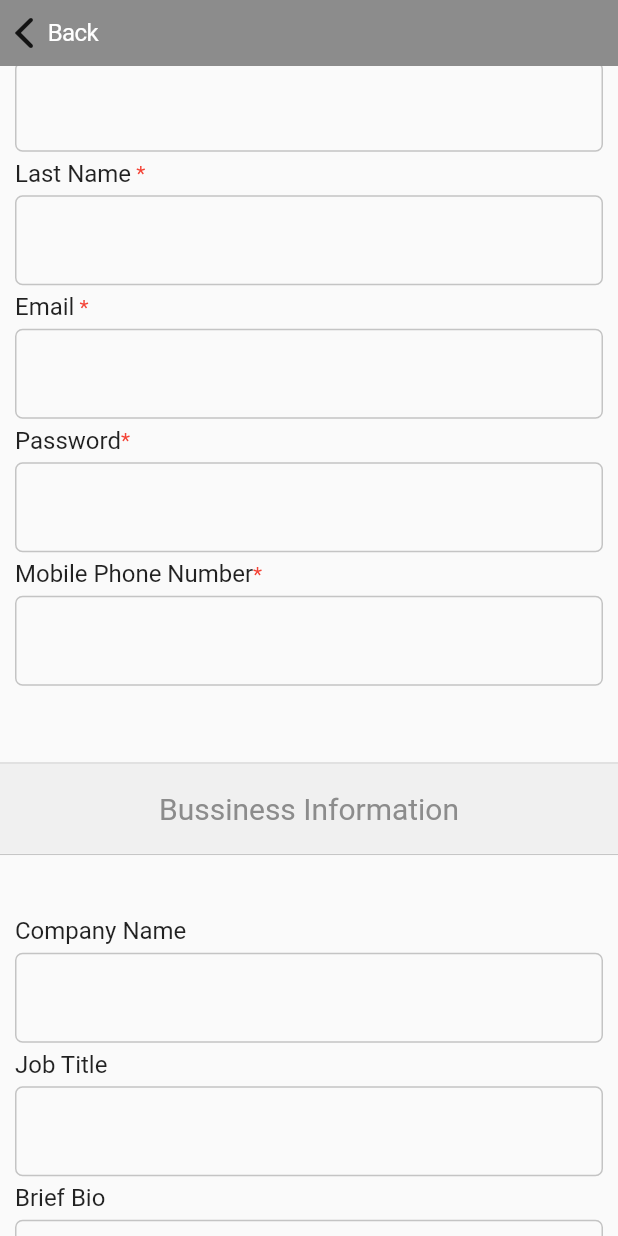
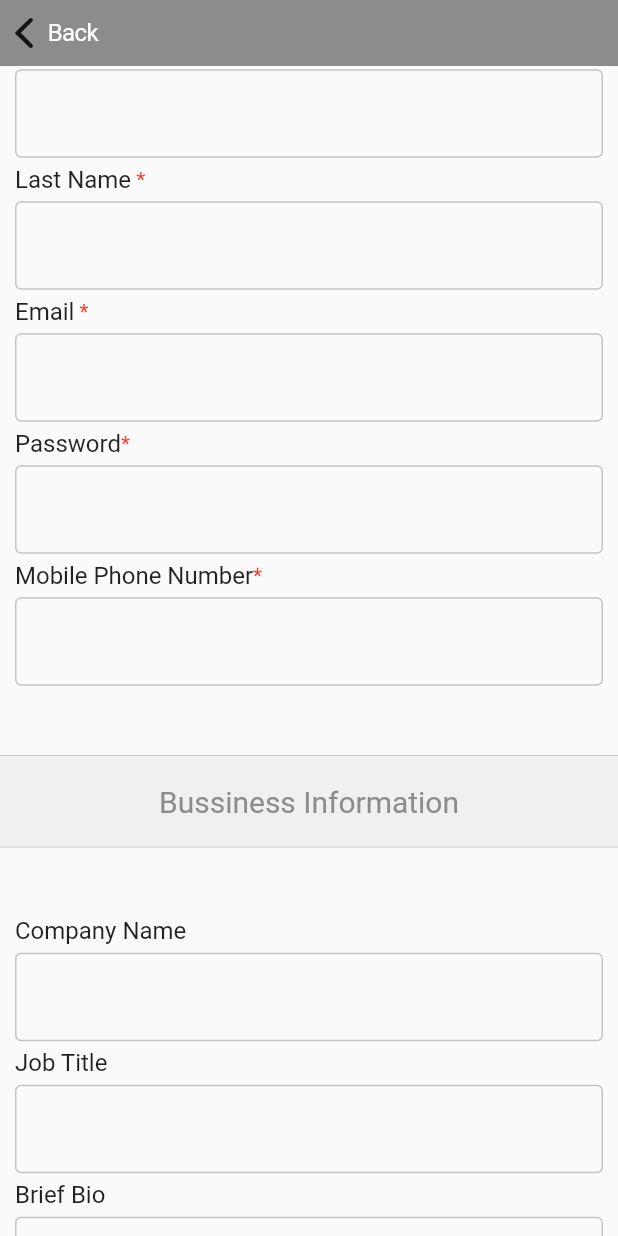
Before and after one commit to netopaez97/felaban, a Flutter app: the ProfileUserView screen opened by its route, scrolled down 576 dp, on a phone screen of 412 x 824 dp. Run offline on Flutter 3.47's test engine with Material 2 defaults, Android fonts, the phone set to English and light mode, and no system bars; our stand-ins replace font_awesome_flutter.

Commit message:
Arreglo image en profileView y finalziación de esta vista

```diff
--- a/lib/pages/menu_loged/perfil_usuario.dart
+++ b/lib/pages/menu_loged/perfil_usuario.dart
@@ -16,6 +16,7 @@ class _ProfileUserViewState extends State<ProfileUserView> {
   bool profileState = false;
   GlobalKey<FormState> _formKey = GlobalKey<FormState>();
   int detalles = 0;
+  double _margenesDeTextos = 5;
 
   Widget _personalInformation(){
     return Column(
@@ -33,17 +34,11 @@ class _ProfileUserViewState extends State<ProfileUserView> {
           padding: EdgeInsets.symmetric(horizontal: 10),
           child: Column(
             children: <Widget>[
-              Row(children: <Widget>[Text("First Name", style: TextStyle(fontSize: 16),), Text(" *", style: TextStyle(color: Colors.red),)],),
               Container(
-                decoration: BoxDecoration(
-                  border: Border.all(
-                    color: Color(0xffC4C4C4)
+                margin: EdgeInsets.symmetric(vertical: _margenesDeTextos),
+                child: Row(children: <Widget>[Text("First Name", style: TextStyle(fontSize: 16),), Text(" *", style: TextStyle(color: Colors.red),)],),
               ),
-                  borderRadius: BorderRadius.all(Radius.circular(5)),
-                ),
-                margin: EdgeInsets.symmetric(vertical: 5),
-                padding: EdgeInsets.all(5),
-                child: TextFormField(
+              TextFormField(
                 textCapitalization: TextCapitalization.sentences,
                 keyboardType: TextInputType.text,
                 validator: (String value){
@@ -52,24 +47,20 @@ class _ProfileUserViewState extends State<ProfileUserView> {
                   return null;
                 },
                 decoration: InputDecoration(
-                    border: InputBorder.none
+                  border: OutlineInputBorder(),
+                  enabledBorder: OutlineInputBorder(
+                    borderSide: BorderSide(color: Color(0xffC4C4C4))
+                  )
                 ),
                 onSaved: (value){
 
                 },
               ),
+              Container(
+                margin: EdgeInsets.symmetric(vertical: _margenesDeTextos),
+                child:Row(children: <Widget>[Text("Last Name", style: TextStyle(fontSize: 16),), Text(" *", style: TextStyle(color: Colors.red),)],),
               ),
-              Row(children: <Widget>[Text("Last Name", style: TextStyle(fontSize: 16),), Text(" *", style: TextStyle(color: Colors.red),)],),
-              Container(
-                decoration: BoxDecoration(
-                  border: Border.all(
-                    color: Color(0xffC4C4C4)
-                  ),
-                  borderRadius: BorderRadius.all(Radius.circular(5)),
-                ),
-                margin: EdgeInsets.symmetric(vertical: 5),
-                padding: EdgeInsets.all(5),
-                child: TextFormField(
+              TextFormField(
                 textCapitalization: TextCapitalization.sentences,
                 validator: (String value){
                   if(value.length < 5)
@@ -77,24 +68,20 @@ class _ProfileUserViewState extends State<ProfileUserView> {
                   return null;
                 },
                 decoration: InputDecoration(
-                    border: InputBorder.none
+                  border: OutlineInputBorder(),
+                  enabledBorder: OutlineInputBorder(
+                    borderSide: BorderSide(color: Color(0xffC4C4C4))
+                  )
                 ),
                 onSaved: (value){
 
                 },
               ),
+              Container(
+                margin: EdgeInsets.symmetric(vertical: _margenesDeTextos),
+                child:Row(children: <Widget>[Text("Email", style: TextStyle(fontSize: 16),), Text(" *", style: TextStyle(color: Colors.red),)],),
               ),
-              Row(children: <Widget>[Text("Email", style: TextStyle(fontSize: 16),), Text(" *", style: TextStyle(color: Colors.red),)],),
-              Container(
-                decoration: BoxDecoration(
-                  border: Border.all(
-                    color: Color(0xffC4C4C4)
-                  ),
-                  borderRadius: BorderRadius.all(Radius.circular(5)),
-                ),
-                margin: EdgeInsets.symmetric(vertical: 5),
-                padding: EdgeInsets.all(5),
-                child: TextFormField(
+              TextFormField(
                 keyboardType: TextInputType.emailAddress,
                 validator: (String value){
                   if(value.length < 5)
@@ -102,24 +89,20 @@ class _ProfileUserViewState extends State<ProfileUserView> {
                   return null;
                 },
                 decoration: InputDecoration(
-                    border: InputBorder.none
+                  border: OutlineInputBorder(),
+                  enabledBorder: OutlineInputBorder(
+                    borderSide: BorderSide(color: Color(0xffC4C4C4))
+                  )
                 ),
                 onSaved: (value){
 
                 },
               ),
+              Container(
+                margin: EdgeInsets.symmetric(vertical: _margenesDeTextos),
+                child:Row(children: <Widget>[Text("Password", style: TextStyle(fontSize: 16),), Text("*", style: TextStyle(color: Colors.red),)],),
               ),
-              Row(children: <Widget>[Text("Password", style: TextStyle(fontSize: 16),), Text("*", style: TextStyle(color: Colors.red),)],),
-              Container(
-                decoration: BoxDecoration(
-                  border: Border.all(
-                    color: Color(0xffC4C4C4)
-                  ),
-                  borderRadius: BorderRadius.all(Radius.circular(5)),
-                ),
-                margin: EdgeInsets.symmetric(vertical: 5),
-                padding: EdgeInsets.all(5),
-                child: TextFormField(
+              TextFormField(
                 obscureText: true,
                 validator: (String value){
                   if(value.length < 5)
@@ -127,24 +110,19 @@ class _ProfileUserViewState extends State<ProfileUserView> {
                   return null;
                 },
                 decoration: InputDecoration(
-                    border: InputBorder.none
+                  border: OutlineInputBorder(),
+                  enabledBorder: OutlineInputBorder(
+                    borderSide: BorderSide(color: Color(0xffC4C4C4))
+                  )
                 ),
                 onSaved: (value){
 
                 },
               ),
-              ),
-              Row(children: <Widget>[Text("Mobile Phone Number", style: TextStyle(fontSize: 16),), Text("*", style: TextStyle(color: Colors.red),)],),
               Container(
-                decoration: BoxDecoration(
-                  border: Border.all(
-                    color: Color(0xffC4C4C4)
-                  ),
-                  borderRadius: BorderRadius.all(Radius.circular(5)),
-                ),
-                margin: EdgeInsets.symmetric(vertical: 5),
-                padding: EdgeInsets.all(5),
-                child: TextFormField(
+                margin: EdgeInsets.symmetric(vertical: _margenesDeTextos),
+                child: Row(children: <Widget>[Text("Mobile Phone Number", style: TextStyle(fontSize: 16),), Text("*", style: TextStyle(color: Colors.red),)],),
+              ),TextFormField(
                 keyboardType: TextInputType.number,
                 validator: (String value){
                   if(value.length < 5)
@@ -152,12 +130,14 @@ class _ProfileUserViewState extends State<ProfileUserView> {
                   return null;
                 },
                 decoration: InputDecoration(
-                    border: InputBorder.none
+                  border: OutlineInputBorder(),
+                  enabledBorder: OutlineInputBorder(
+                    borderSide: BorderSide(color: Color(0xffC4C4C4))
+                  )
                 ),
                 onSaved: (value){
 
                 },
-                ),
               ),
               SizedBox(
                 height: 46,
@@ -185,41 +165,30 @@ class _ProfileUserViewState extends State<ProfileUserView> {
           padding: EdgeInsets.symmetric(horizontal: 10),
           child: Column(
             children: <Widget>[
-              Row(children: <Widget>[Text("Company Name", style: TextStyle(fontSize: 16),), Text("", style: TextStyle(color: Colors.red),)],),
               Container(
-                decoration: BoxDecoration(
-                  border: Border.all(
-                    color: Color(0xffC4C4C4)
+                margin: EdgeInsets.symmetric(vertical: _margenesDeTextos),
+                child:Row(children: <Widget>[Text("Company Name", style: TextStyle(fontSize: 16),), Text("", style: TextStyle(color: Colors.red),)],),
               ),
-                  borderRadius: BorderRadius.all(Radius.circular(5)),
-                ),
-                margin: EdgeInsets.symmetric(vertical: 5),
-                padding: EdgeInsets.all(5),
-                child: TextFormField(
+              TextFormField(
                 textCapitalization: TextCapitalization.words,
                 keyboardType: TextInputType.text,
                 validator: (String value){
                   return null;
                 },
                 decoration: InputDecoration(
-                    border: InputBorder.none
+                  border: OutlineInputBorder(),
+                  enabledBorder: OutlineInputBorder(
+                    borderSide: BorderSide(color: Color(0xffC4C4C4))
+                  )
                 ),
                 onSaved: (value){
 
                 },
               ),
-              ),
-              Row(children: <Widget>[Text("Job Title", style: TextStyle(fontSize: 16),), Text("", style: TextStyle(color: Colors.red),)],),
               Container(
-                decoration: BoxDecoration(
-                  border: Border.all(
-                    color: Color(0xffC4C4C4)
-                  ),
-                  borderRadius: BorderRadius.all(Radius.circular(5)),
-                ),
-                margin: EdgeInsets.symmetric(vertical: 5),
-                padding: EdgeInsets.all(5),
-                child: TextFormField(
+                margin: EdgeInsets.symmetric(vertical: _margenesDeTextos),
+                child:Row(children: <Widget>[Text("Job Title", style: TextStyle(fontSize: 16),), Text("", style: TextStyle(color: Colors.red),)],),
+              ),TextFormField(
                 textCapitalization: TextCapitalization.words,
                 validator: (String value){
                   if(value.length < 5)
@@ -227,24 +196,20 @@ class _ProfileUserViewState extends State<ProfileUserView> {
                   return null;
                 },
                 decoration: InputDecoration(
-                    border: InputBorder.none
+                  border: OutlineInputBorder(),
+                  enabledBorder: OutlineInputBorder(
+                    borderSide: BorderSide(color: Color(0xffC4C4C4))
+                  )
                 ),
                 onSaved: (value){
 
                 },
               ),
+              Container(
+                margin: EdgeInsets.symmetric(vertical: _margenesDeTextos),
+                child:Row(children: <Widget>[Text("Brief Bio", style: TextStyle(fontSize: 16),), Text("", style: TextStyle(color: Colors.red),)],),
               ),
-              Row(children: <Widget>[Text("Brief Bio", style: TextStyle(fontSize: 16),), Text("", style: TextStyle(color: Colors.red),)],),
-              Container(
-                decoration: BoxDecoration(
-                  border: Border.all(
-                    color: Color(0xffC4C4C4)
-                  ),
-                  borderRadius: BorderRadius.all(Radius.circular(5)),
-                ),
-                margin: EdgeInsets.symmetric(vertical: 5),
-                padding: EdgeInsets.all(5),
-                child: TextFormField(
+              TextFormField(
                 keyboardType: TextInputType.multiline,
                 textCapitalization: TextCapitalization.sentences,
                 maxLines: 4,
@@ -254,47 +219,39 @@ class _ProfileUserViewState extends State<ProfileUserView> {
                   return null;
                 },
                 decoration: InputDecoration(
-                    border: InputBorder.none
+                  border: OutlineInputBorder(),
+                  enabledBorder: OutlineInputBorder(
+                    borderSide: BorderSide(color: Color(0xffC4C4C4))
+                  )
                 ),
                 onSaved: (value){
 
                 },
               ),
+              Container(
+                margin: EdgeInsets.symmetric(vertical: _margenesDeTextos),
+                child:Row(children: <Widget>[Text("Work Phone", style: TextStyle(fontSize: 16),), Text("", style: TextStyle(color: Colors.red),)],),
               ),
-              Row(children: <Widget>[Text("Work Phone", style: TextStyle(fontSize: 16),), Text("", style: TextStyle(color: Colors.red),)],),
-              Container(
-                decoration: BoxDecoration(
-                  border: Border.all(
-                    color: Color(0xffC4C4C4)
-                  ),
-                  borderRadius: BorderRadius.all(Radius.circular(5)),
-                ),
-                margin: EdgeInsets.symmetric(vertical: 5),
-                padding: EdgeInsets.all(5),
-                child: TextFormField(
+              TextFormField(
                 keyboardType: TextInputType.number,
                 validator: (String value){
                   return null;
                 },
                 decoration: InputDecoration(
-                    border: InputBorder.none
+                  border: OutlineInputBorder(),
+                  enabledBorder: OutlineInputBorder(
+                    borderSide: BorderSide(color: Color(0xffC4C4C4))
+                  )
                 ),
                 onSaved: (value){
 
                 },
               ),
+              Container(
+                margin: EdgeInsets.symmetric(vertical: _margenesDeTextos),
+                child:Row(children: <Widget>[Text("City", style: TextStyle(fontSize: 16),), Text("", style: TextStyle(color: Colors.red),)],),
               ),
-              Row(children: <Widget>[Text("City", style: TextStyle(fontSize: 16),), Text("", style: TextStyle(color: Colors.red),)],),
-              Container(
-                decoration: BoxDecoration(
-                  border: Border.all(
-                    color: Color(0xffC4C4C4)
-                  ),
-                  borderRadius: BorderRadius.all(Radius.circular(5)),
-                ),
-                margin: EdgeInsets.symmetric(vertical: 5),
-                padding: EdgeInsets.all(5),
-                child: TextFormField(
+              TextFormField(
                 textCapitalization: TextCapitalization.words,
                 validator: (String value){
                   if(value.length < 5)
@@ -302,24 +259,20 @@ class _ProfileUserViewState extends State<ProfileUserView> {
                   return null;
                 },
                 decoration: InputDecoration(
-                    border: InputBorder.none
+                  border: OutlineInputBorder(),
+                  enabledBorder: OutlineInputBorder(
+                    borderSide: BorderSide(color: Color(0xffC4C4C4))
+                  )
                 ),
                 onSaved: (value){
 
                 },
               ),
+              Container(
+                margin: EdgeInsets.symmetric(vertical: _margenesDeTextos),
+                child: Row(children: <Widget>[Text("Country", style: TextStyle(fontSize: 16),), Text("", style: TextStyle(color: Colors.red),)],),
               ),
-              Row(children: <Widget>[Text("Country", style: TextStyle(fontSize: 16),), Text("", style: TextStyle(color: Colors.red),)],),
-              Container(
-                decoration: BoxDecoration(
-                  border: Border.all(
-                    color: Color(0xffC4C4C4)
-                  ),
-                  borderRadius: BorderRadius.all(Radius.circular(5)),
-                ),
-                margin: EdgeInsets.symmetric(vertical: 5),
-                padding: EdgeInsets.all(5),
-                child: TextFormField(
+              TextFormField(
                 textCapitalization: TextCapitalization.words,
                 validator: (String value){
                   if(value.length < 5)
@@ -327,24 +280,20 @@ class _ProfileUserViewState extends State<ProfileUserView> {
                   return null;
                 },
                 decoration: InputDecoration(
-                    border: InputBorder.none
+                  border: OutlineInputBorder(),
+                  enabledBorder: OutlineInputBorder(
+                    borderSide: BorderSide(color: Color(0xffC4C4C4))
+                  )
                 ),
                 onSaved: (value){
 
                 },
               ),
+              Container(
+                margin: EdgeInsets.symmetric(vertical: _margenesDeTextos),
+                child:Row(children: <Widget>[Text("Website", style: TextStyle(fontSize: 16),), Text("", style: TextStyle(color: Colors.red),)],),
               ),
-              Row(children: <Widget>[Text("Website", style: TextStyle(fontSize: 16),), Text("", style: TextStyle(color: Colors.red),)],),
-              Container(
-                decoration: BoxDecoration(
-                  border: Border.all(
-                    color: Color(0xffC4C4C4)
-                  ),
-                  borderRadius: BorderRadius.all(Radius.circular(5)),
-                ),
-                margin: EdgeInsets.symmetric(vertical: 5),
-                padding: EdgeInsets.all(5),
-                child: TextFormField(
+              TextFormField(
                 textCapitalization: TextCapitalization.words,
                 validator: (String value){
                   if(value.length < 5)
@@ -352,12 +301,128 @@ class _ProfileUserViewState extends State<ProfileUserView> {
                   return null;
                 },
                 decoration: InputDecoration(
-                    border: InputBorder.none
+                    border: OutlineInputBorder(),
+                    enabledBorder: OutlineInputBorder(
+                      borderSide: BorderSide(color: Color(0xffC4C4C4))
+                    )
                 ),
                 onSaved: (value){
 
                 },
               ),
+              SizedBox(
+                height: 46,
+              )
+            ],
+          ),
+        )
+      ],
+    );
+  }
+
+  Widget _socialMedia(){
+    return Column(
+      children: <Widget>[
+        Divider(color: Color(0xffC4C4C4), height: 1,),
+        Container(
+          height: 60,
+          color: Color(0xFFF0F0F0),
+          alignment: Alignment.center,
+          child: Text("Social Media", style: TextStyle(color: Color(0xff8C8C8C), fontSize: 20),),
+        ),
+        Divider(color: Color(0xffC4C4C4), height: 1,),
+        SizedBox(height: 41,),
+        Container(
+          padding: EdgeInsets.symmetric(horizontal: 10),
+          child: Column(
+            children: <Widget>[
+              Container(
+                margin: EdgeInsets.symmetric(vertical: _margenesDeTextos),
+                child: Row(children: <Widget>[Text("Company Name", style: TextStyle(fontSize: 16),), Text("", style: TextStyle(color: Colors.red),)],)
+              ),
+              TextFormField(
+                textCapitalization: TextCapitalization.words,
+                keyboardType: TextInputType.text,
+                validator: (String value){
+                  return null;
+                },
+                decoration: InputDecoration(
+                  border: OutlineInputBorder(),
+                  enabledBorder: OutlineInputBorder(
+                    borderSide: BorderSide(color: Color(0xffC4C4C4))
+                  ),
+                  labelText: "  @",
+                  labelStyle: TextStyle(color: Color(0xff8C8C8C), )
+                ),
+                onSaved: (value){
+
+                },
+              ),
+              Container(
+                margin: EdgeInsets.symmetric(vertical: _margenesDeTextos),
+                child: Row(children: <Widget>[Text("Twitter", style: TextStyle(fontSize: 16),), Text("", style: TextStyle(color: Colors.red),)],),
+              ),
+              TextFormField(
+                textCapitalization: TextCapitalization.words,
+                keyboardType: TextInputType.text,
+                validator: (String value){
+                  return null;
+                },
+                decoration: InputDecoration(
+                  border: OutlineInputBorder(),
+                  enabledBorder: OutlineInputBorder(
+                    borderSide: BorderSide(color: Color(0xffC4C4C4))
+                  ),
+                  labelText: "  @",
+                  labelStyle: TextStyle(color: Color(0xff8C8C8C), )
+                ),
+                onSaved: (value){
+
+                },
+              ),
+              Container(
+                margin: EdgeInsets.symmetric(vertical: _margenesDeTextos),
+                child: Row(children: <Widget>[Text("LinkedIn URL", style: TextStyle(fontSize: 16),), Text("", style: TextStyle(color: Colors.red),)],),
+              ),
+              TextFormField(
+                textCapitalization: TextCapitalization.words,
+                keyboardType: TextInputType.text,
+                validator: (String value){
+                  return null;
+                },
+                decoration: InputDecoration(
+                  border: OutlineInputBorder(),
+                  enabledBorder: OutlineInputBorder(
+                    borderSide: BorderSide(color: Color(0xffC4C4C4))
+                  ),
+                  labelText: "https://",
+                  labelStyle: TextStyle(color: Color(0xff8C8C8C))
+                ),
+                onSaved: (value){
+
+                },
+              ),
+              Container(
+                margin: EdgeInsets.symmetric(vertical: _margenesDeTextos),
+                child: Row(children: <Widget>[Text("Facebook URL", style: TextStyle(fontSize: 16),), Text("", style: TextStyle(color: Colors.red),)],),
+              ),
+              TextFormField(
+                textCapitalization: TextCapitalization.words,
+                keyboardType: TextInputType.text,
+                validator: (String value){
+                  return null;
+                },
+                decoration: InputDecoration(
+                  border: OutlineInputBorder(),
+                  enabledBorder: OutlineInputBorder(
+                    borderSide: BorderSide(color: Color(0xffC4C4C4))
+                  ),
+                  labelText: "https://",
+                  labelStyle: TextStyle(color: Color(0xff8C8C8C))
+                ),
+                onSaved: (value){
+
+                },
               ),
               SizedBox(
                 height: 46,
@@ -371,6 +436,9 @@ class _ProfileUserViewState extends State<ProfileUserView> {
 
   @override
   Widget build(BuildContext context) {
+
+    final double _sizeImage = MediaQuery.of(context).size.height*0.17;
+
     return Scaffold(
       appBar: barraSuperior(context),
       body: ListView(
@@ -402,10 +470,12 @@ class _ProfileUserViewState extends State<ProfileUserView> {
                 },
                 child: Container(
                   width: double.infinity,
+                  height: MediaQuery.of(context).size.height*0.2,
                   alignment: Alignment.center,
                   child: Container(
-                    width: MediaQuery.of(context).size.height*0.2,
-                    height: MediaQuery.of(context).size.height*0.2,
+                    alignment: Alignment.center,
+                    width: _sizeImage,
+                    height: _sizeImage,
                     decoration: new BoxDecoration(
                       shape: BoxShape.circle,
                       image: new DecorationImage(
@@ -465,6 +535,7 @@ class _ProfileUserViewState extends State<ProfileUserView> {
                 value: profileState,
                 onChanged: (val){
                   setState(() {
+                    _formKey.currentState.validate();
                     profileState = !profileState;
                   });
                 },
@@ -506,6 +577,7 @@ class _ProfileUserViewState extends State<ProfileUserView> {
               children: <Widget>[
                 _personalInformation(),
                 _bussinessInformation(),
+                _socialMedia(),
               ],
             )
           ),
```
Lines whose indentation alone changed are shown as unchanged.
